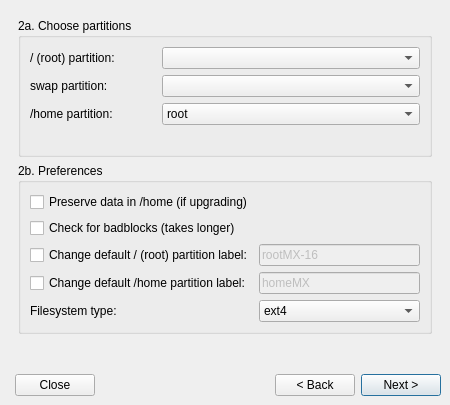
First picture: the form in meinstall.ui, repository anticapitalista/MX-installer, before the edit.
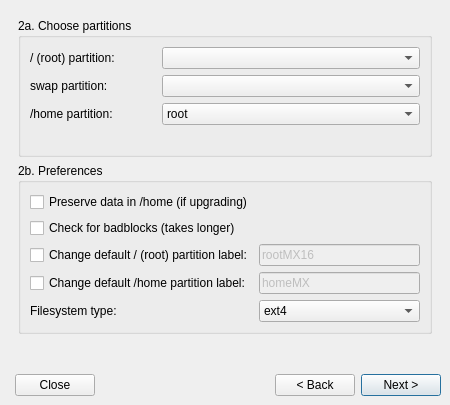
Second picture: the form after the edit. The open tabs and pages were chosen to show the change.

Commit message: removed hyphen in label that didn't work with xfs

What changed in the file:
```diff
--- a/meinstall.ui
+++ b/meinstall.ui
@@ -593,7 +593,7 @@
              <bool>false</bool>
             </property>
             <property name="text">
-             <string notr="true">rootMX-16</string>
+             <string notr="true">rootMX16</string>
             </property>
             <property name="maxLength">
              <number>16</number>
```
Left out of the diff: 2 changed lines with no effect on the pictures. The commit also changes 6 other files.
